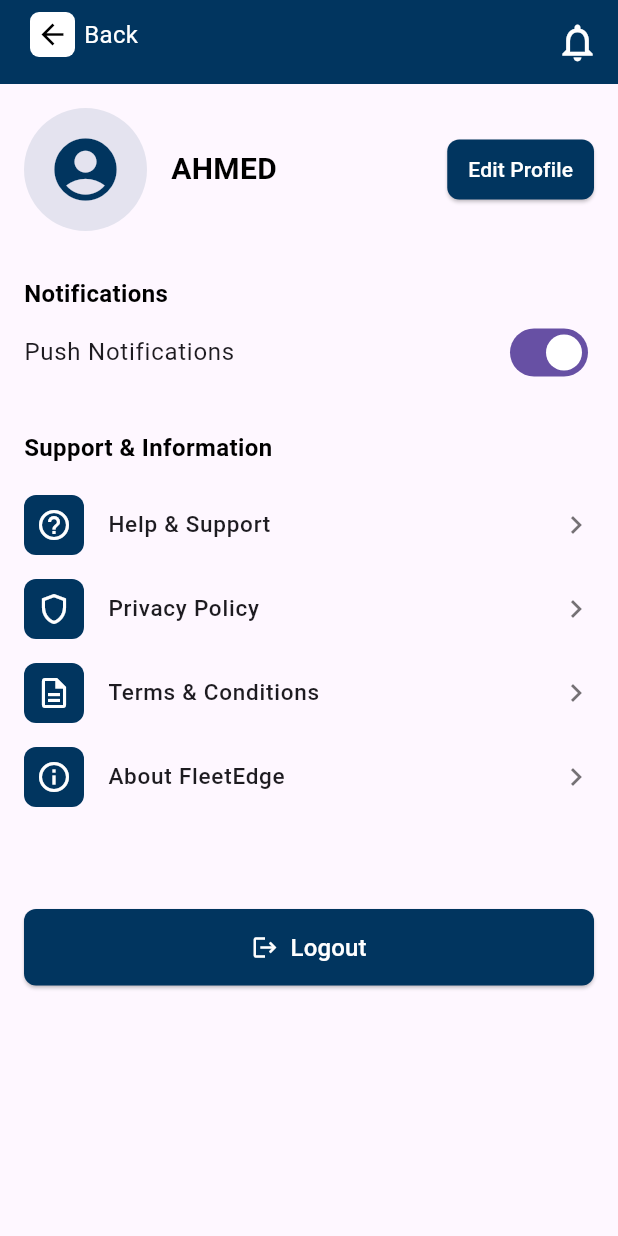
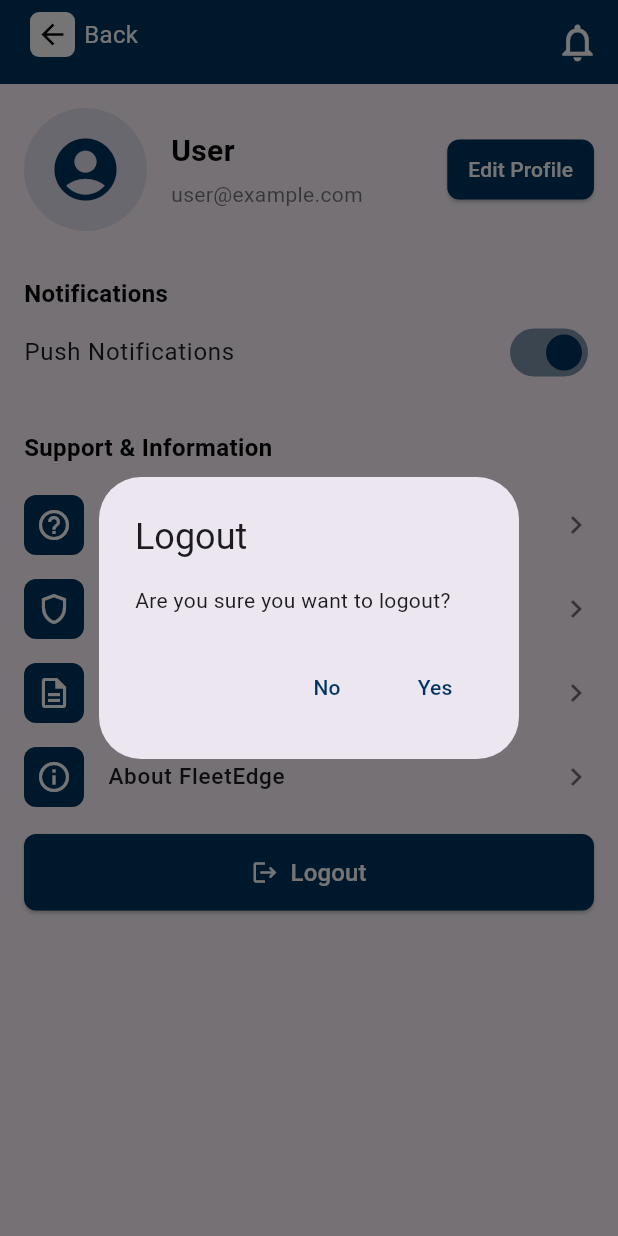
Before and after one commit to Aethonint/VdcApp, a Flutter app: the SettingsScreen screen opened directly with empty values, after a tap on "Logout", on a phone screen of 412 x 824 dp. Run offline on Flutter 3.47's test engine with Material 3 defaults, Android fonts, the phone set to English and light mode, and no system bars.

Commit message:
Successful login & logout updated

```diff
--- a/lib/Screens/Home_page/home_menu.dart
+++ b/lib/Screens/Home_page/home_menu.dart
@@ -23,7 +23,6 @@ class HomeScreen extends StatelessWidget {
             child: Column(
               crossAxisAlignment: CrossAxisAlignment.start,
               children: [
-                /// Reusable Top Navigation Bar
                 TopNavBar(title: "FleetEdge", onNotificationTap: () {}),
 
                 SizedBox(height: height * 0.025),
--- a/lib/Screens/Settings_page/setting.dart
+++ b/lib/Screens/Settings_page/setting.dart
@@ -1,28 +1,85 @@
 import 'package:flutter/material.dart';
 import 'package:fleetedge/Widgets/top_backnav.dart';
+import '/API/user_data.dart' as userData;
+import 'dart:convert';
+import 'package:http/http.dart' as http;
+import '../Splashscreens/splashscreen2.dart';
 
 class SettingsScreen extends StatelessWidget {
   final VoidCallback onBackPressed;
 
   const SettingsScreen({super.key, required this.onBackPressed});
 
+  Future<void> _logout(BuildContext context) async {
+    final confirm = await showDialog<bool>(
+      context: context,
+      builder: (context) => AlertDialog(
+        title: const Text("Logout"),
+        content: const Text("Are you sure you want to logout?"),
+        actions: [
+          TextButton(
+            onPressed: () => Navigator.pop(context, false),
+            child: const Text(
+              "No",
+              style: TextStyle(color: Color(0xFF01355F)),
+            ),
+          ),
+          TextButton(
+            onPressed: () => Navigator.pop(context, true),
+            child: const Text(
+              "Yes",
+              style: TextStyle(color: Color(0xFF01355F)),
+            ),
+          ),
+        ],
+      ),
+    );
+
+    if (confirm != true) return;
+
+    try {
+      final response = await http.post(
+        Uri.parse("https://vdc.freetoolsclub.com/api/driver/logout"),
+        headers: {
+          'Content-Type': 'application/json',
+          'Authorization': 'Bearer ${userData.loggedInUserToken ?? ""}',
+        },
+      );
+
+      if (response.statusCode == 200) {
+        userData.clearUserData();
+
+        Navigator.of(context, rootNavigator: true).pushAndRemoveUntil(
+          MaterialPageRoute(builder: (_) => const SplashScreen2()),
+          (route) => false,
+        );
+      } else {
+        ScaffoldMessenger.of(context).showSnackBar(
+          const SnackBar(content: Text("Logout failed, try again.")),
+        );
+      }
+    } catch (e) {
+      ScaffoldMessenger.of(
+        context,
+      ).showSnackBar(const SnackBar(content: Text("Error logging out.")));
+    }
+  }
+
   @override
   Widget build(BuildContext context) {
+    final String firstName = userData.loggedInUserName ?? "User";
+    final String email = userData.loggedInUserEmail ?? "user@example.com";
+
     return Scaffold(
       appBar: TopNavigationBar(
         showBackButton: true,
         onBackPressed: onBackPressed,
       ),
-      body: LayoutBuilder(
-        builder: (context, constraints) {
-          final isSmallScreen = constraints.maxHeight < 600;
-
-          final content = Padding(
+      body: Padding(
         padding: const EdgeInsets.all(16),
         child: Column(
           crossAxisAlignment: CrossAxisAlignment.start,
           children: [
-                // Profile Section
             Row(
               children: [
                 Container(
@@ -38,14 +95,28 @@ class SettingsScreen extends StatelessWidget {
                   ),
                 ),
                 const SizedBox(width: 16),
-                    const Expanded(
-                      child: Text(
-                        "AHMED",
-                        style: TextStyle(
+                Expanded(
+                  child: Column(
+                    crossAxisAlignment: CrossAxisAlignment.start,
+                    children: [
+                      Text(
+                        firstName,
+                        style: const TextStyle(
                           fontSize: 20,
                           fontWeight: FontWeight.w700,
                           color: Colors.black,
                         ),
+                      ),
+                      const SizedBox(height: 4),
+                      Text(
+                        email,
+                        style: const TextStyle(
+                          fontSize: 14,
+                          fontWeight: FontWeight.w400,
+                          color: Colors.black54,
+                        ),
+                      ),
+                    ],
                   ),
                 ),
                 ElevatedButton(
@@ -55,10 +126,12 @@ class SettingsScreen extends StatelessWidget {
                       borderRadius: BorderRadius.circular(8),
                     ),
                     padding: const EdgeInsets.symmetric(
-                            horizontal: 14, vertical: 8),
+                      horizontal: 14,
+                      vertical: 8,
+                    ),
                   ),
                   onPressed: () {
-                        // TODO: Edit Profile Action
+
                   },
                   child: const Text(
                     "Edit Profile",
@@ -69,22 +142,18 @@ class SettingsScreen extends StatelessWidget {
             ),
             const SizedBox(height: 30),
 
-                // Notifications
             _sectionTitle("Notifications"),
             SwitchListTile(
               contentPadding: EdgeInsets.zero,
               value: true,
-                  onChanged: (val) {
-                    // TODO: Push Notifications Toggle
-                  },
+              onChanged: (val) {},
+              activeColor: const Color(0xFF01355F),
               title: const Text("Push Notifications"),
             ),
             const SizedBox(height: 24),
 
-                // Support & Information
             _sectionTitle("Support & Information"),
             const SizedBox(height: 12),
-
             _settingsTile(
               icon: Icons.help_outline,
               label: "Help & Support",
@@ -106,9 +175,8 @@ class SettingsScreen extends StatelessWidget {
               onTap: () {},
             ),
 
-                SizedBox(height: 60,),
+            const SizedBox(height: 10),
 
-                // Logout Button
             Center(
               child: SizedBox(
                 width: double.infinity,
@@ -120,9 +188,7 @@ class SettingsScreen extends StatelessWidget {
                       borderRadius: BorderRadius.circular(8),
                     ),
                   ),
-                      onPressed: () {
-                        // TODO: Logout logic
-                      },
+                  onPressed: () => _logout(context),
                   icon: const Icon(Icons.logout, color: Colors.white),
                   label: const Text(
                     "Logout",
@@ -133,23 +199,9 @@ class SettingsScreen extends StatelessWidget {
             ),
           ],
         ),
-          );
-
-          // If small device -> scroll, else stretch to fit
-          if (isSmallScreen) {
-            return SingleChildScrollView(child: content);
-          } else {
-            return ConstrainedBox(
-              constraints: BoxConstraints(minHeight: constraints.maxHeight),
-              child: IntrinsicHeight(child: content),
-            );
-          }
-        },
       ),
     );
   }
-
-  // --- Helper Widgets ---
 
   Widget _sectionTitle(String title) {
     return Text(
--- a/lib/Widgets/checks_card.dart
+++ b/lib/Widgets/checks_card.dart
@@ -52,7 +52,6 @@ class LastCheckCard extends StatelessWidget {
           ),
 
           Column(
-            crossAxisAlignment: CrossAxisAlignment.end,
             children: [
               Text(
                 date,
```
Also changed, not shown: lib/API/user_data.dart (added, +21 -0 lines), lib/Routings/main_nav.dart (+2 -10 lines), lib/Screens/Splashscreens/splashscreen2.dart (+120 -20 lines), pubspec.yaml (+10 -0 lines), assets/icons/minifleet.png (added), lib/main.dart (line endings or trailing spaces), 1 other file. Lines whose indentation alone changed are shown as unchanged.
